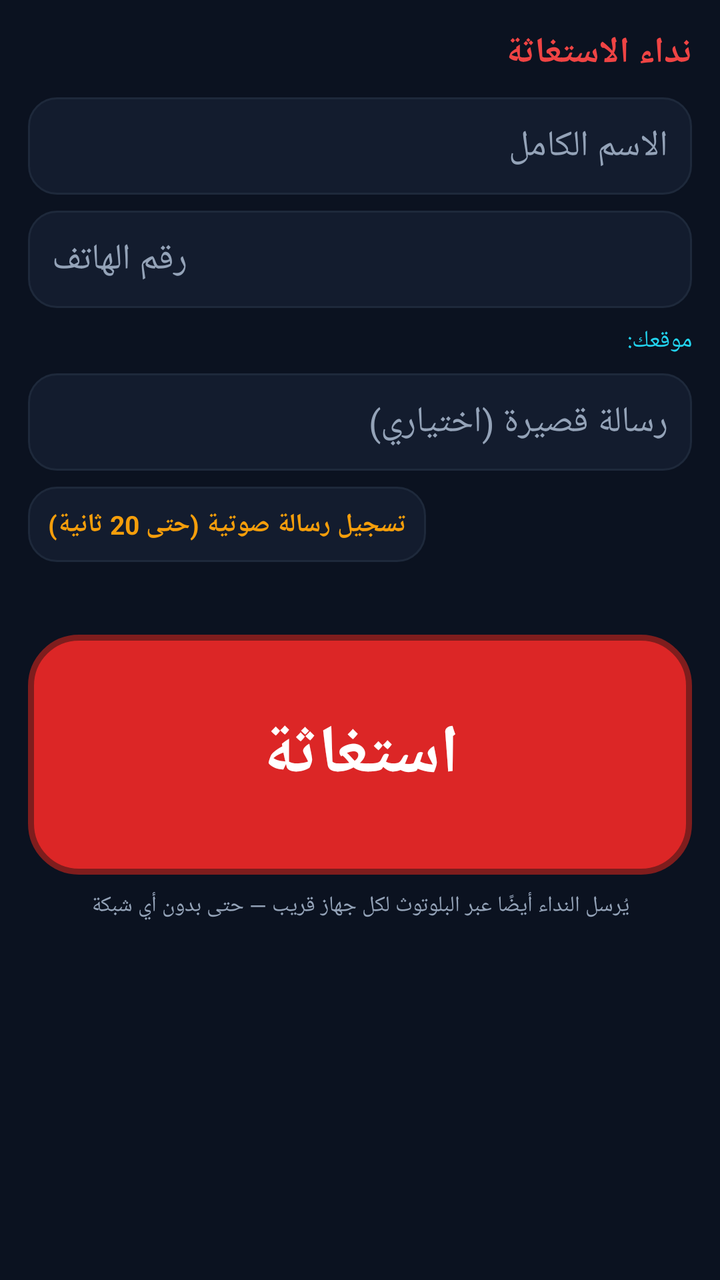
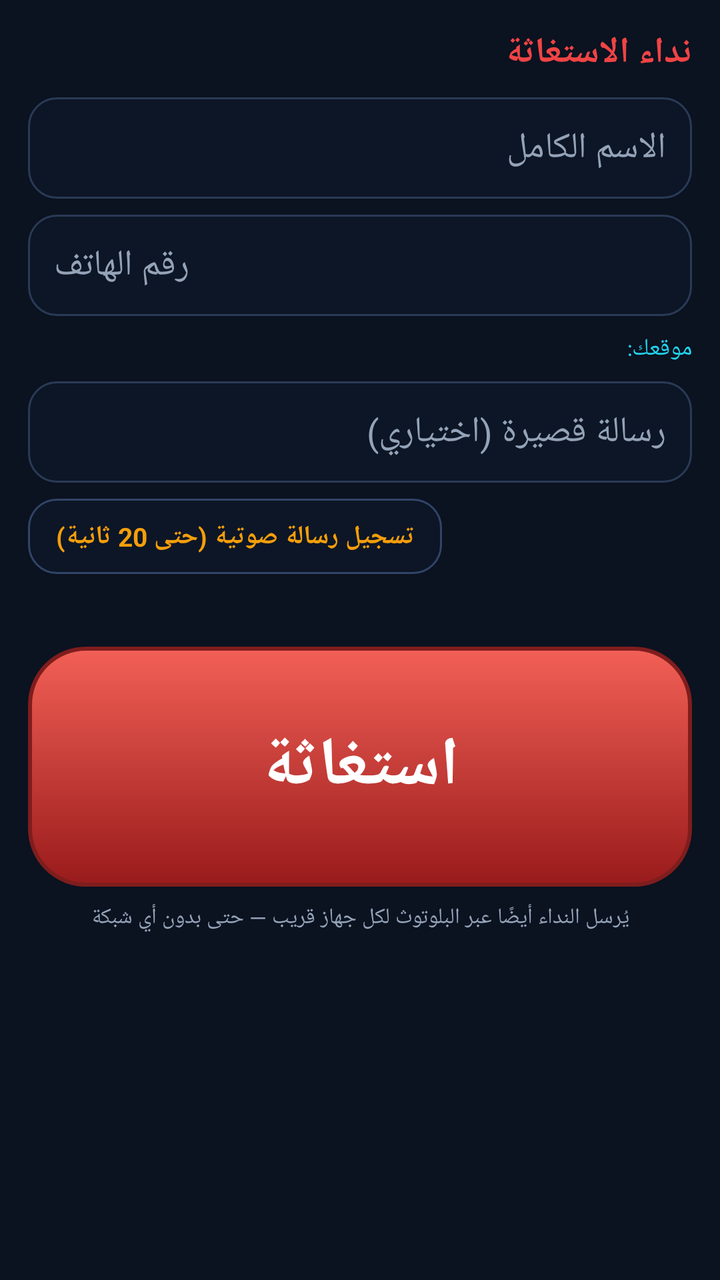

Screens rendered from an Android XML layout before and after an edit, with the pre-edit source and the edit as a unified diff.
<!-- AndroidManifest.xml: application theme AppTheme -->
<!-- res/layout/fragment_sos.xml -->
<?xml version="1.0" encoding="utf-8"?>
<FrameLayout xmlns:android="http://schemas.android.com/apk/res/android"
    android:layout_width="match_parent"
    android:layout_height="match_parent"
    android:background="@color/bg">

    <ScrollView
        android:layout_width="match_parent"
        android:layout_height="match_parent"
        android:fillViewport="true"
        android:scrollbars="none">

        <LinearLayout
            android:layout_width="match_parent"
            android:layout_height="wrap_content"
            android:orientation="vertical"
            android:padding="14dp">

            <TextView
                android:layout_width="match_parent"
                android:layout_height="wrap_content"
                android:text="@string/sos_title"
                android:textColor="@color/accent_red"
                android:textSize="18sp"
                android:textStyle="bold" />

            <EditText
                android:id="@+id/sos_name"
                android:layout_width="match_parent"
                android:layout_height="wrap_content"
                android:layout_marginTop="10dp"
                android:background="@drawable/bg_card"
                android:hint="@string/sos_name_hint"
                android:inputType="textPersonName"
                android:maxLines="1"
                android:padding="12dp"
                android:textColor="@color/text_primary"
                android:textColorHint="@color/text_muted" />

            <EditText
                android:id="@+id/sos_phone"
                android:layout_width="match_parent"
                android:layout_height="wrap_content"
                android:layout_marginTop="8dp"
                android:background="@drawable/bg_card"
                android:hint="@string/sos_phone_hint"
                android:inputType="phone"
                android:maxLines="1"
                android:padding="12dp"
                android:textColor="@color/text_primary"
                android:textColorHint="@color/text_muted" />

            <TextView
                android:id="@+id/sos_location"
                android:layout_width="match_parent"
                android:layout_height="wrap_content"
                android:layout_marginTop="8dp"
                android:text="@string/sos_location_label"
                android:textColor="@color/accent_cyan"
                android:textSize="12sp" />

            <EditText
                android:id="@+id/sos_message"
                android:layout_width="match_parent"
                android:layout_height="wrap_content"
                android:layout_marginTop="8dp"
                android:background="@drawable/bg_card"
                android:hint="@string/sos_message_hint"
                android:inputType="text"
                android:maxLines="2"
                android:padding="12dp"
                android:textColor="@color/text_primary"
                android:textColorHint="@color/text_muted" />

            <LinearLayout
                android:layout_width="match_parent"
                android:layout_height="wrap_content"
                android:layout_marginTop="8dp"
                android:gravity="center_vertical"
                android:orientation="horizontal">

                <TextView
                    android:id="@+id/sos_record"
                    android:layout_width="wrap_content"
                    android:layout_height="wrap_content"
                    android:background="@drawable/bg_card"
                    android:padding="10dp"
                    android:text="@string/sos_record"
                    android:textColor="@color/accent_amber"
                    android:textSize="13sp"
                    android:textStyle="bold" />
            </LinearLayout>

            <TextView
                android:id="@+id/sos_record_state"
                android:layout_width="match_parent"
                android:layout_height="wrap_content"
                android:layout_marginTop="4dp"
                android:textColor="@color/text_muted"
                android:textSize="12sp" />

            
            <TextView
                android:id="@+id/sos_button"
                android:layout_width="match_parent"
                android:layout_height="120dp"
                android:layout_marginTop="16dp"
                android:background="@drawable/bg_sos_button"
                android:gravity="center"
                android:text="@string/sos_button_label"
                android:textColor="#FFFFFFFF"
                android:textSize="34sp"
                android:textStyle="bold" />

            <TextView
                android:layout_width="match_parent"
                android:layout_height="wrap_content"
                android:layout_marginTop="8dp"
                android:gravity="center"
                android:text="@string/sos_mesh_note"
                android:textColor="@color/text_muted"
                android:textSize="11sp" />

            <TextView
                android:id="@+id/sos_sending"
                android:layout_width="match_parent"
                android:layout_height="wrap_content"
                android:layout_marginTop="8dp"
                android:gravity="center"
                android:text="…"
                android:textColor="@color/accent_amber"
                android:textSize="13sp"
                android:visibility="gone" />

            <TextView
                android:id="@+id/sos_result"
                android:layout_width="match_parent"
                android:layout_height="wrap_content"
                android:layout_marginTop="8dp"
                android:background="@drawable/bg_card"
                android:padding="12dp"
                android:textColor="@color/text_primary"
                android:textSize="13sp"
                android:visibility="gone" />
        </LinearLayout>
    </ScrollView>

    
    <LinearLayout
        android:id="@+id/sos_countdown_overlay"
        android:layout_width="match_parent"
        android:layout_height="match_parent"
        android:background="#E60B1220"
        android:gravity="center"
        android:orientation="vertical"
        android:visibility="gone">

        <TextView
            android:layout_width="wrap_content"
            android:layout_height="wrap_content"
            android:text="@string/sos_countdown_hint"
            android:textColor="@color/text_muted"
            android:textSize="15sp" />

        <TextView
            android:id="@+id/sos_countdown_text"
            android:layout_width="wrap_content"
            android:layout_height="wrap_content"
            android:layout_marginTop="8dp"
            android:text="3"
            android:textColor="@color/accent_red"
            android:textSize="90sp"
            android:textStyle="bold" />

        <TextView
            android:id="@+id/sos_cancel"
            android:layout_width="wrap_content"
            android:layout_height="wrap_content"
            android:layout_marginTop="18dp"
            android:background="@drawable/bg_card"
            android:paddingStart="28dp"
            android:paddingEnd="28dp"
            android:paddingTop="12dp"
            android:paddingBottom="12dp"
            android:text="@string/cancel"
            android:textColor="@color/text_primary"
            android:textSize="16sp"
            android:textStyle="bold" />
    </LinearLayout>
</FrameLayout>
<!-- resources referenced by this layout -->
<resources>
  <color name="accent_amber">#F59E0B</color>
  <color name="accent_cyan">#22D3EE</color>
  <color name="accent_red">#EF4444</color>
  <color name="bg">#0B1220</color>
  <color name="text_muted">#94A3B8</color>
  <color name="text_primary">#E2E8F0</color>
  <!-- drawable bg_card (drawable) -->
  <?xml version="1.0" encoding="utf-8"?>
  <shape xmlns:android="http://schemas.android.com/apk/res/android" android:shape="rectangle">
      <solid android:color="#FF131C2E" />
      <corners android:radius="14dp" />
      <stroke android:width="1dp" android:color="#FF1E293B" />
  </shape>
  <!-- drawable bg_sos_button (drawable) -->
  <?xml version="1.0" encoding="utf-8"?>
  <shape xmlns:android="http://schemas.android.com/apk/res/android" android:shape="rectangle">
      <solid android:color="#FFDC2626" />
      <corners android:radius="24dp" />
      <stroke android:width="3dp" android:color="#FF7F1D1D" />
  </shape>
  <string name="cancel">إلغاء</string>
  <string name="sos_button_label">استغاثة</string>
  <string name="sos_countdown_hint">سيُرسل النداء خلال… (إلغاء)</string>
  <string name="sos_location_label">موقعك:</string>
  <string name="sos_mesh_note">يُرسل النداء أيضًا عبر البلوتوث لكل جهاز قريب — حتى بدون أي شبكة</string>
  <string name="sos_message_hint">رسالة قصيرة (اختياري)</string>
  <string name="sos_name_hint">الاسم الكامل</string>
  <string name="sos_phone_hint">رقم الهاتف</string>
  <string name="sos_record">تسجيل رسالة صوتية (حتى 20 ثانية)</string>
  <string name="sos_title">نداء الاستغاثة</string>
  <style name="AppTheme" parent="Theme.Material3.Dark.NoActionBar">
          <item name="colorPrimary">@color/accent_red</item>
          <item name="android:statusBarColor">@color/bg</item>
          <item name="android:navigationBarColor">@color/bg</item>
          <item name="android:windowBackground">@color/bg</item>
          <item name="android:windowLightStatusBar">false</item>
      </style>
</resources>

<!-- the commit's change to res/layout/fragment_sos.xml (unified diff, before → after) -->
@@ -29,11 +29,11 @@
                 android:layout_width="match_parent"
                 android:layout_height="wrap_content"
                 android:layout_marginTop="10dp"
-                android:background="@drawable/bg_card"
+                android:background="@drawable/bg_input"
                 android:hint="@string/sos_name_hint"
                 android:inputType="textPersonName"
                 android:maxLines="1"
-                android:padding="12dp"
+                android:padding="13dp"
                 android:textColor="@color/text_primary"
                 android:textColorHint="@color/text_muted" />
 
@@ -42,11 +42,11 @@
                 android:layout_width="match_parent"
                 android:layout_height="wrap_content"
                 android:layout_marginTop="8dp"
-                android:background="@drawable/bg_card"
+                android:background="@drawable/bg_input"
                 android:hint="@string/sos_phone_hint"
                 android:inputType="phone"
                 android:maxLines="1"
-                android:padding="12dp"
+                android:padding="13dp"
                 android:textColor="@color/text_primary"
                 android:textColorHint="@color/text_muted" />
 
@@ -64,11 +64,11 @@
                 android:layout_width="match_parent"
                 android:layout_height="wrap_content"
                 android:layout_marginTop="8dp"
-                android:background="@drawable/bg_card"
+                android:background="@drawable/bg_input"
                 android:hint="@string/sos_message_hint"
                 android:inputType="text"
                 android:maxLines="2"
-                android:padding="12dp"
+                android:padding="13dp"
                 android:textColor="@color/text_primary"
                 android:textColorHint="@color/text_muted" />
 
@@ -83,8 +83,11 @@
                     android:id="@+id/sos_record"
                     android:layout_width="wrap_content"
                     android:layout_height="wrap_content"
-                    android:background="@drawable/bg_card"
-                    android:padding="10dp"
+                    android:background="@drawable/bg_button_ghost"
+                    android:paddingStart="14dp"
+                    android:paddingEnd="14dp"
+                    android:paddingTop="10dp"
+                    android:paddingBottom="10dp"
                     android:text="@string/sos_record"
                     android:textColor="@color/accent_amber"
                     android:textSize="13sp"
@@ -177,7 +180,7 @@
             android:layout_width="wrap_content"
             android:layout_height="wrap_content"
             android:layout_marginTop="18dp"
-            android:background="@drawable/bg_card"
+            android:background="@drawable/bg_button_ghost"
             android:paddingStart="28dp"
             android:paddingEnd="28dp"
             android:paddingTop="12dp"
<!-- resource entries referenced after the edit -->
@@ -6,19 +6,33 @@
   <color name="bg">#0B1220</color>
   <color name="text_muted">#94A3B8</color>
   <color name="text_primary">#E2E8F0</color>
+  <!-- drawable bg_button_ghost (drawable) -->
+  <?xml version="1.0" encoding="utf-8"?>
+  <shape xmlns:android="http://schemas.android.com/apk/res/android" android:shape="rectangle">
+      <solid android:color="#FF0D1626" />
+      <corners android:radius="14dp" />
+      <stroke android:width="1dp" android:color="#FF314468" />
+  </shape>
   <!-- drawable bg_card (drawable) -->
   <?xml version="1.0" encoding="utf-8"?>
   <shape xmlns:android="http://schemas.android.com/apk/res/android" android:shape="rectangle">
-      <solid android:color="#FF131C2E" />
+      <gradient android:startColor="#FF182640" android:endColor="#FF111B2E" android:angle="270" />
+      <corners android:radius="18dp" />
+      <stroke android:width="1dp" android:color="#FF24334F" />
+  </shape>
+  <!-- drawable bg_input (drawable) -->
+  <?xml version="1.0" encoding="utf-8"?>
+  <shape xmlns:android="http://schemas.android.com/apk/res/android" android:shape="rectangle">
+      <solid android:color="#FF0D1626" />
       <corners android:radius="14dp" />
-      <stroke android:width="1dp" android:color="#FF1E293B" />
+      <stroke android:width="1dp" android:color="#FF2A3A57" />
   </shape>
   <!-- drawable bg_sos_button (drawable) -->
   <?xml version="1.0" encoding="utf-8"?>
   <shape xmlns:android="http://schemas.android.com/apk/res/android" android:shape="rectangle">
-      <solid android:color="#FFDC2626" />
-      <corners android:radius="24dp" />
-      <stroke android:width="3dp" android:color="#FF7F1D1D" />
+      <gradient android:startColor="#FFF26056" android:endColor="#FF991B1B" android:angle="270" />
+      <corners android:radius="28dp" />
+      <stroke android:width="2dp" android:color="#FF7F1D1D" />
   </shape>
   <string name="cancel">إلغاء</string>
   <string name="sos_button_label">استغاثة</string>
